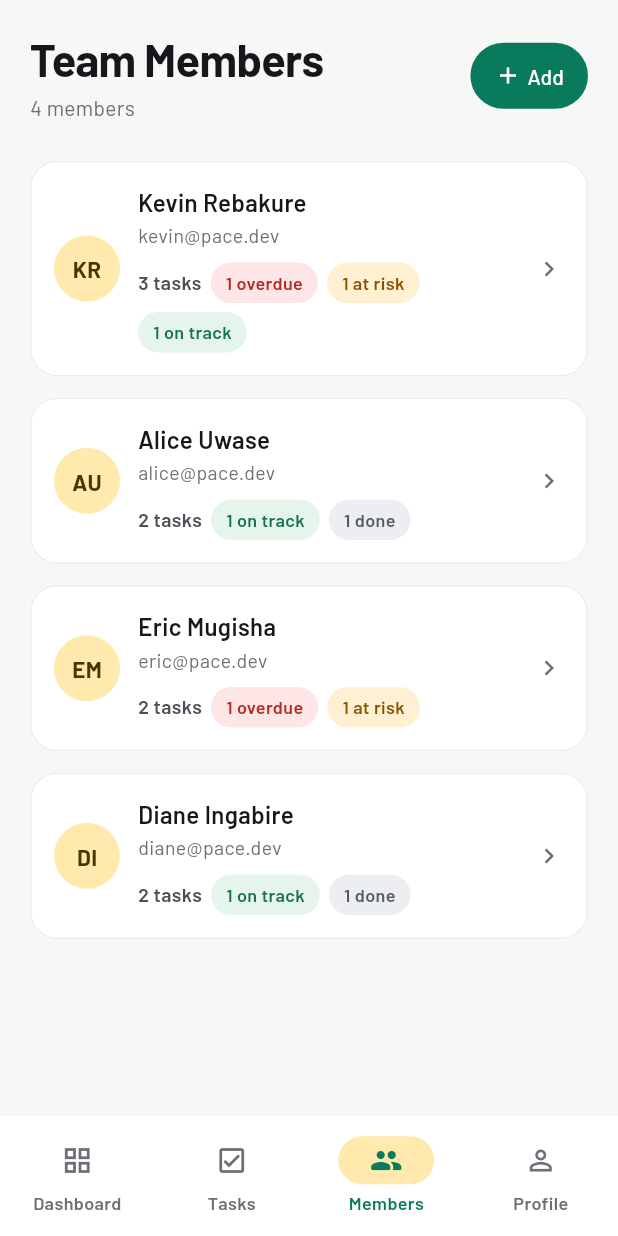
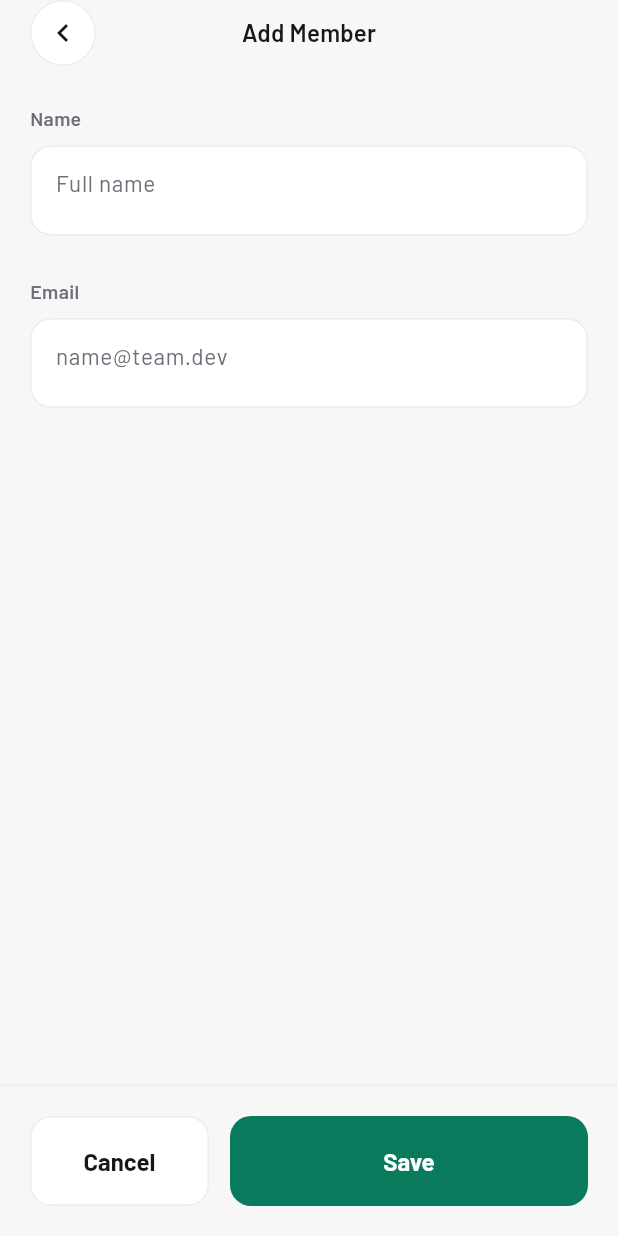
Before and after one commit to rebakevin/beautiful-tracker, a Flutter app: the screen it shows after launch, item 3 of the bottom bar chosen, after a tap on "Add", on a phone screen of 412 x 824 dp. Run offline on Flutter 3.47's test engine with Material 3 defaults, Android fonts, the phone set to English and light mode, and no system bars; our stand-ins replace google_fonts, sqflite; accounts and stored records are empty.

Commit message:
Created member form screen  and integrate with MembersScreen; update tests for empty state

```diff
--- /dev/null
+++ b/lib/features/members/add_member_screen.dart
@@ -0,0 +1,213 @@
+import 'package:flutter/material.dart';
+import 'package:google_fonts/google_fonts.dart';
+
+import '../../core/theme/app_colors.dart';
+import '../../core/theme/app_spacing.dart';
+
+class AddMemberScreen extends StatelessWidget {
+  const AddMemberScreen({super.key});
+
+  @override
+  Widget build(BuildContext context) {
+    return Scaffold(
+      backgroundColor: AppColors.ground,
+      body: SafeArea(
+        child: Column(
+          children: [
+            const _TopBar(),
+            const SizedBox(height: AppSpacing.section),
+            Expanded(
+              child: SingleChildScrollView(
+                padding: const EdgeInsets.symmetric(
+                  horizontal: AppSpacing.screen,
+                ),
+                child: Column(
+                  crossAxisAlignment: CrossAxisAlignment.stretch,
+                  children: [
+                    const _LabeledField(
+                      label: 'Name',
+                      hint: 'Full name',
+                    ),
+                    const SizedBox(height: AppSpacing.auth),
+                    const _LabeledField(
+                      label: 'Email',
+                      hint: 'name@team.dev',
+                    ),
+                  ],
+                ),
+              ),
+            ),
+            const _BottomBar(),
+          ],
+        ),
+      ),
+    );
+  }
+}
+
+class _TopBar extends StatelessWidget {
+  const _TopBar();
+
+  @override
+  Widget build(BuildContext context) {
+    return Padding(
+      padding: const EdgeInsets.symmetric(horizontal: AppSpacing.screen),
+      child: Row(
+        children: [
+          _BackButton(onTap: () => Navigator.of(context).pop()),
+          Expanded(
+            child: Center(
+              child: Text(
+                'Add Member',
+                style: Theme.of(context).textTheme.titleMedium,
+              ),
+            ),
+          ),
+          const SizedBox(width: _BackButton.size),
+        ],
+      ),
+    );
+  }
+}
+
+class _BackButton extends StatelessWidget {
+  const _BackButton({required this.onTap});
+
+  static const double size = 44;
+
+  final VoidCallback onTap;
+
+  @override
+  Widget build(BuildContext context) {
+    return Material(
+      color: AppColors.surface,
+      shape: const CircleBorder(
+        side: BorderSide(color: AppColors.hairline),
+      ),
+      child: InkWell(
+        onTap: onTap,
+        customBorder: const CircleBorder(),
+        child: SizedBox(
+          width: size,
+          height: size,
+          child: const Icon(
+            Icons.chevron_left,
+            size: 24,
+            color: AppColors.ink,
+          ),
+        ),
+      ),
+    );
+  }
+}
+
+class _LabeledField extends StatelessWidget {
+  const _LabeledField({required this.label, required this.hint});
+
+  final String label;
+  final String hint;
+
+  @override
+  Widget build(BuildContext context) {
+    return Column(
+      crossAxisAlignment: CrossAxisAlignment.start,
+      children: [
+        Text(
+          label,
+          style: GoogleFonts.barlow(
+            fontSize: 13,
+            fontWeight: FontWeight.w600,
+            color: AppColors.muted,
+          ),
+        ),
+        const SizedBox(height: AppSpacing.sm),
+        Container(
+          height: 60,
+          decoration: BoxDecoration(
+            color: AppColors.surface,
+            borderRadius: BorderRadius.circular(AppRadius.field),
+            border: Border.all(color: AppColors.hairline),
+          ),
+          child: TextField(
+            decoration: InputDecoration(
+              hintText: hint,
+              hintStyle: GoogleFonts.barlow(
+                fontSize: 15,
+                fontWeight: FontWeight.w400,
+                color: AppColors.muted,
+              ),
+              border: InputBorder.none,
+              contentPadding: const EdgeInsets.symmetric(
+                horizontal: AppSpacing.cardPadding,
+              ),
+            ),
+          ),
+        ),
+      ],
+    );
+  }
+}
+
+class _BottomBar extends StatelessWidget {
+  const _BottomBar();
+
+  @override
+  Widget build(BuildContext context) {
+    return Column(
+      mainAxisSize: MainAxisSize.min,
+      children: [
+        const Divider(height: 1, color: AppColors.hairline),
+        Padding(
+          padding: const EdgeInsets.all(AppSpacing.screen),
+          child: Row(
+            children: [
+              Expanded(
+                child: SizedBox(
+                  height: 60,
+                  child: OutlinedButton(
+                    onPressed: () => Navigator.of(context).pop(),
+                    style: OutlinedButton.styleFrom(
+                      foregroundColor: AppColors.ink,
+                      backgroundColor: AppColors.surface,
+                      side: const BorderSide(color: AppColors.hairline),
+                      shape: RoundedRectangleBorder(
+                        borderRadius: BorderRadius.circular(AppRadius.field),
+                      ),
+                      textStyle: GoogleFonts.barlow(
+                        fontSize: 16,
+                        fontWeight: FontWeight.w700,
+                      ),
+                    ),
+                    child: const Text('Cancel'),
+                  ),
+                ),
+              ),
+              const SizedBox(width: AppSpacing.cardGap),
+              Expanded(
+                flex: 2,
+                child: SizedBox(
+                  height: 60,
+                  child: FilledButton(
+                    onPressed: () {},
+                    style: FilledButton.styleFrom(
+                      backgroundColor: AppColors.primary,
+                      foregroundColor: Colors.white,
+                      shape: RoundedRectangleBorder(
+                        borderRadius: BorderRadius.circular(AppRadius.field),
+                      ),
+                      textStyle: GoogleFonts.barlow(
+                        fontSize: 16,
+                        fontWeight: FontWeight.w700,
+                      ),
+                    ),
+                    child: const Text('Save'),
+                  ),
+                ),
+              ),
+            ],
+          ),
+        ),
+      ],
+    );
+  }
+}
--- a/lib/features/members/member.dart
+++ b/lib/features/members/member.dart
@@ -40,48 +40,3 @@ class Member {
   final int taskCount;
   final List<TaskStatusCount> statuses;
 }
-
-/// Sample roster used to render the members page until real data are connected.
-const List<Member> sampleMembers = [
-  Member(
-    name: 'Kevin Rebakure',
-    email: 'kevin@pace.dev',
-    initials: 'KR',
-    taskCount: 3,
-    statuses: [
-      TaskStatusCount(TaskStatus.overdue, 1),
-      TaskStatusCount(TaskStatus.atRisk, 1),
-      TaskStatusCount(TaskStatus.onTrack, 1),
-    ],
-  ),
-  Member(
-    name: 'Alice Uwase',
-    email: 'alice@pace.dev',
-    initials: 'AU',
-    taskCount: 2,
-    statuses: [
-      TaskStatusCount(TaskStatus.onTrack, 1),
-      TaskStatusCount(TaskStatus.done, 1),
-    ],
-  ),
-  Member(
-    name: 'Eric Mugisha',
-    email: 'eric@pace.dev',
-    initials: 'EM',
-    taskCount: 2,
-    statuses: [
-      TaskStatusCount(TaskStatus.overdue, 1),
-      TaskStatusCount(TaskStatus.atRisk, 1),
-    ],
-  ),
-  Member(
-    name: 'Diane Ingabire',
-    email: 'diane@pace.dev',
-    initials: 'DI',
-    taskCount: 2,
-    statuses: [
-      TaskStatusCount(TaskStatus.onTrack, 1),
-      TaskStatusCount(TaskStatus.done, 1),
-    ],
-  ),
-];
--- a/lib/features/members/members_screen.dart
+++ b/lib/features/members/members_screen.dart
@@ -3,11 +3,14 @@ import 'package:google_fonts/google_fonts.dart';
 
 import '../../core/theme/app_colors.dart';
 import '../../core/theme/app_spacing.dart';
+import 'add_member_screen.dart';
 import 'member.dart';
 import 'widgets/member_card.dart';
 
 class MembersScreen extends StatelessWidget {
-  const MembersScreen({super.key});
+  const MembersScreen({super.key, this.members = const []});
+
+  final List<Member> members;
 
   @override
   Widget build(BuildContext context) {
@@ -23,16 +26,18 @@ class MembersScreen extends StatelessWidget {
         child: Column(
           crossAxisAlignment: CrossAxisAlignment.stretch,
           children: [
-            const _Header(),
+            _Header(memberCount: members.length),
             const SizedBox(height: AppSpacing.section),
             Expanded(
-              child: ListView.separated(
-                itemCount: sampleMembers.length,
-                separatorBuilder: (_, _) =>
-                    const SizedBox(height: AppSpacing.cardGap),
-                itemBuilder: (context, index) =>
-                    MemberCard(member: sampleMembers[index]),
-              ),
+              child: members.isEmpty
+                  ? const _EmptyMembersState()
+                  : ListView.separated(
+                      itemCount: members.length,
+                      separatorBuilder: (_, _) =>
+                          const SizedBox(height: AppSpacing.cardGap),
+                      itemBuilder: (context, index) =>
+                          MemberCard(member: members[index]),
+                    ),
             ),
           ],
         ),
@@ -42,7 +47,9 @@ class MembersScreen extends StatelessWidget {
 }
 
 class _Header extends StatelessWidget {
-  const _Header();
+  const _Header({required this.memberCount});
+
+  final int memberCount;
 
   @override
   Widget build(BuildContext context) {
@@ -59,7 +66,7 @@ class _Header extends StatelessWidget {
               ),
               const SizedBox(height: 2),
               Text(
-                '${sampleMembers.length} members',
+                '$memberCount members',
                 style: GoogleFonts.barlow(
                   fontSize: 14,
                   fontWeight: FontWeight.w400,
@@ -71,7 +78,13 @@ class _Header extends StatelessWidget {
         ),
         const SizedBox(width: AppSpacing.md),
         FilledButton(
-          onPressed: () {},
+          onPressed: () {
+            Navigator.of(context).push(
+              MaterialPageRoute<void>(
+                builder: (_) => const AddMemberScreen(),
+              ),
+            );
+          },
           style: FilledButton.styleFrom(
             backgroundColor: AppColors.primary,
             foregroundColor: Colors.white,
@@ -94,3 +107,63 @@ class _Header extends StatelessWidget {
     );
   }
 }
+
+class _EmptyMembersState extends StatelessWidget {
+  const _EmptyMembersState();
+
+  @override
+  Widget build(BuildContext context) {
+    return Center(
+      child: Column(
+        mainAxisSize: MainAxisSize.min,
+        children: [
+          Container(
+            width: 80,
+            height: 80,
+            decoration: const BoxDecoration(
+              color: AppColors.primaryTint,
+              shape: BoxShape.circle,
+            ),
+            child: const Icon(
+              Icons.people_outline,
+              size: 40,
+              color: AppColors.primary,
+            ),
+          ),
+          const SizedBox(height: AppSpacing.section),
+          Text(
+            'No members yet',
+            style: Theme.of(context).textTheme.titleLarge,
+          ),
+          const SizedBox(height: AppSpacing.sm),
+          Text(
+            'Add your first team member to get started',
+            textAlign: TextAlign.center,
+            style: Theme.of(context).textTheme.bodyMedium,
+          ),
+          const SizedBox(height: AppSpacing.section),
+          FilledButton.icon(
+            onPressed: () {
+              Navigator.of(context).push(
+                MaterialPageRoute<void>(
+                  builder: (_) => const AddMemberScreen(),
+                ),
+              );
+            },
+            style: FilledButton.styleFrom(
+              backgroundColor: AppColors.primary,
+              foregroundColor: Colors.white,
+              shape: const StadiumBorder(),
+              padding: const EdgeInsets.symmetric(
+                horizontal: AppSpacing.cardPadding,
+                vertical: 12,
+              ),
+            ),
+            icon: const Icon(Icons.add, size: 18),
+            label: const Text('Add member'),
+          ),
+        ],
+      ),
+    );
+  }
+}
```
Also changed, not shown: 1 other file.
